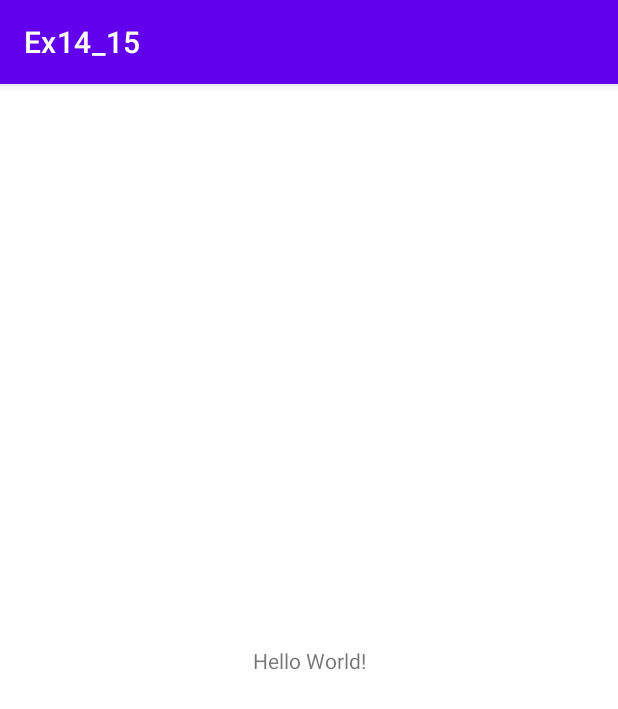
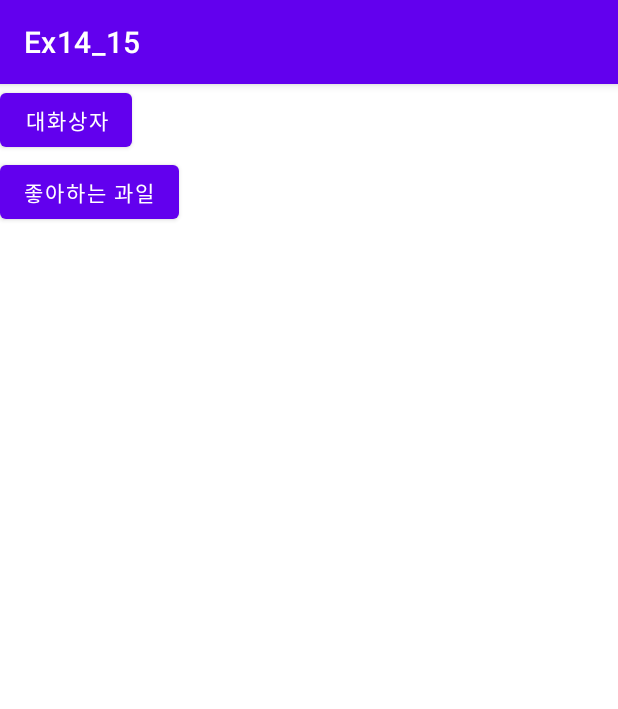
Before and after one commit to chaehyeon7/Ex14_15, an Android app: the screen it shows after launch (MainActivity), on a phone screen of 412 x 824 dp. Shown: the top 709 px of the screen. Run offline under Robolectric (Android 15) with nearby library versions, the phone set to English and light mode, and no system bars.

Commit message:
Edit activity_main.xml(Add Buttion) Commit

```diff
--- a/app/src/main/java/kr/hs/emirim/chaehyeon/ex14_15/MainActivity.java
+++ b/app/src/main/java/kr/hs/emirim/chaehyeon/ex14_15/MainActivity.java
@@ -1,8 +1,13 @@
 package kr.hs.emirim.chaehyeon.ex14_15;
 
+import androidx.appcompat.app.AlertDialog;
 import androidx.appcompat.app.AppCompatActivity;
 
+import android.content.DialogInterface;
 import android.os.Bundle;
+import android.view.View;
+import android.widget.Button;
+import android.widget.Toast;
 
 public class MainActivity extends AppCompatActivity {
 
@@ -10,5 +15,32 @@ public class MainActivity extends AppCompatActivity {
     protected void onCreate(Bundle savedInstanceState) {
         super.onCreate(savedInstanceState);
         setContentView(R.layout.activity_main);
+        Button btnDialog = findViewById(R.id.btn_dialog);
+        btnDialog.setOnClickListener(btnListener);
     }
+
+    View.OnClickListener btnListener = new View.OnClickListener() {
+        @Override
+        public void onClick(View v) {
+            /*AlertDialog.Builder dialog = new AlertDialog.Builder(getApplicationContext());
+            dialog.setTitle(R.string.dialog_title);
+            dialog.setMessage(R.string.dialog_message);
+            dialog.setIcon(R.drawable.warning);
+            dialog.setPositiveButton(R.string.btn_positive, btnPositiveListener);
+            dialog.show();*/
+            new AlertDialog.Builder(getApplicationContext())
+            .setTitle(R.string.dialog_title)
+            .setMessage(R.string.dialog_message)
+            .setIcon(R.drawable.warning)
+            .setPositiveButton(R.string.btn_positive, btnPositiveListener)
+            .show();
+        }
+    };
+
+    DialogInterface.OnClickListener btnPositiveListener = new DialogInterface.OnClickListener() {
+        @Override
+        public void onClick(DialogInterface dialog, int which) {
+            Toast.makeText(MainActivity.this, "대화상자의 확인 버튼을 클릭하셨어요~", Toast.LENGTH_SHORT).show();
+        }
+    };
 }
--- a/app/src/main/res/layout/activity_main.xml
+++ b/app/src/main/res/layout/activity_main.xml
@@ -1,18 +1,21 @@
 <?xml version="1.0" encoding="utf-8"?>
-<androidx.constraintlayout.widget.ConstraintLayout xmlns:android="http://schemas.android.com/apk/res/android"
+<LinearLayout xmlns:android="http://schemas.android.com/apk/res/android"
     xmlns:app="http://schemas.android.com/apk/res-auto"
     xmlns:tools="http://schemas.android.com/tools"
     android:layout_width="match_parent"
     android:layout_height="match_parent"
+    android:orientation="vertical"
     tools:context=".MainActivity">
 
-    <TextView
+    <Button
+        android:id="@+id/btn_dialog"
         android:layout_width="wrap_content"
         android:layout_height="wrap_content"
-        android:text="Hello World!"
-        app:layout_constraintBottom_toBottomOf="parent"
-        app:layout_constraintLeft_toLeftOf="parent"
-        app:layout_constraintRight_toRightOf="parent"
-        app:layout_constraintTop_toTopOf="parent" />
+        android:text="@string/btn_dialog"/>
+    <Button
+        android:id="@+id/btn_fruits"
+        android:layout_width="wrap_content"
+        android:layout_height="wrap_content"
+        android:text="@string/btn_fruits"/>
 
-</androidx.constraintlayout.widget.ConstraintLayout>
+</LinearLayout>
--- a/app/src/main/res/values/strings.xml
+++ b/app/src/main/res/values/strings.xml
@@ -1,3 +1,8 @@
 <resources>
     <string name="app_name">Ex14_15</string>
+    <string name="btn_dialog">대화상자</string>
+    <string name="dialog_title">주의사항</string>
+    <string name="dialog_message">대화상자 연습 중입니다</string>
+    <string name="btn_positive">확인</string>
+    <string name="btn_fruits">좋아하는 과일</string>
 </resources>
```
Also changed, not shown: app/src/main/res/drawable/warning.png (added).
